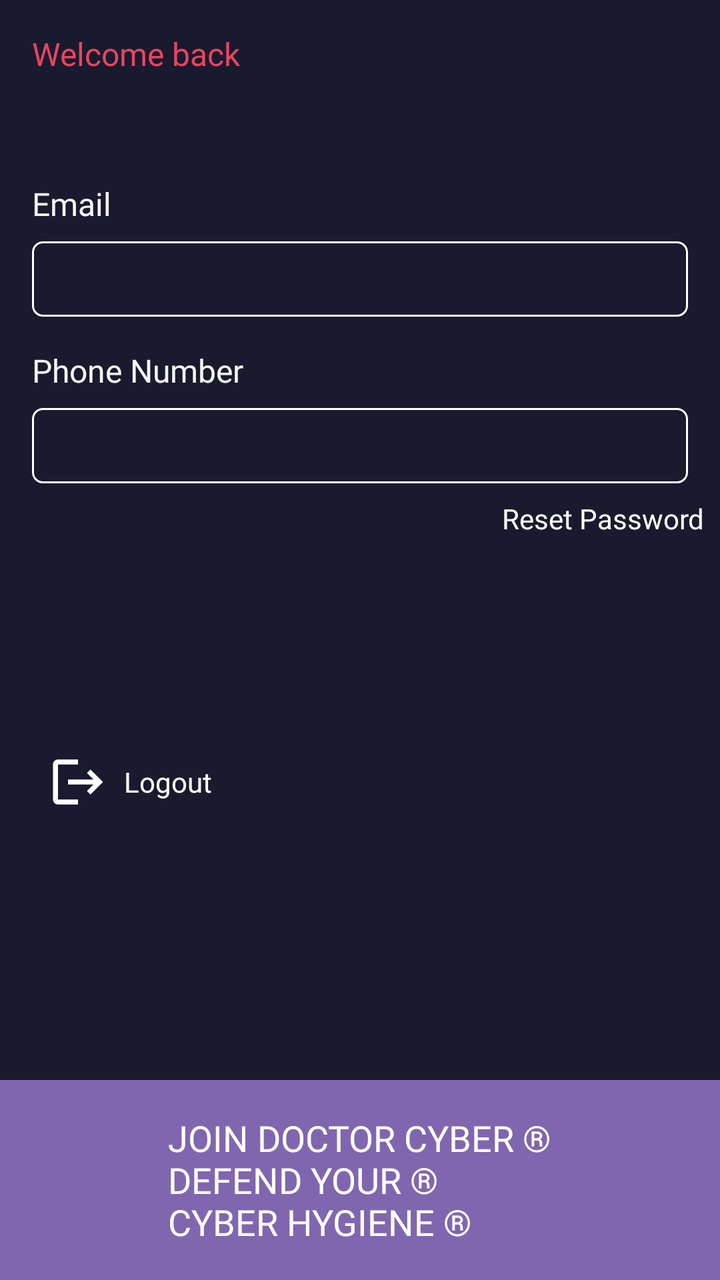
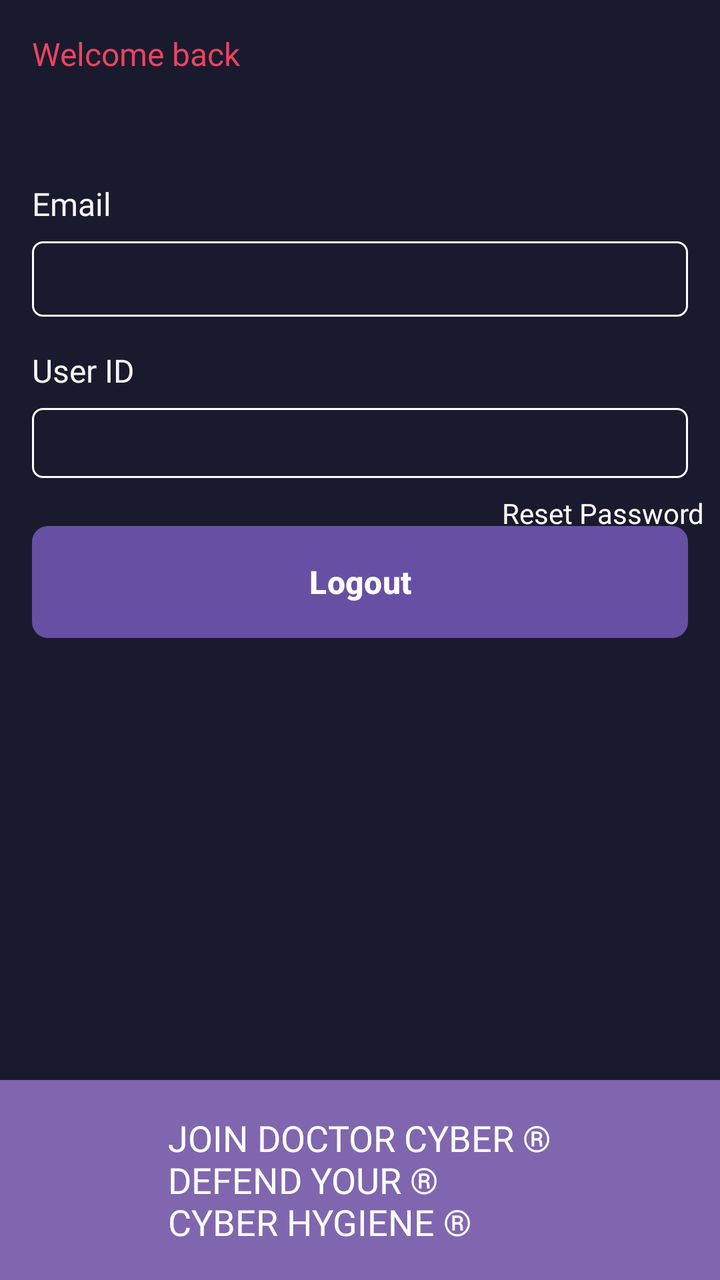

Before-and-after screenshots of an Android layout around one commit, followed by the original layout XML and the change that was made.
<!-- AndroidManifest.xml: application theme Theme.Simurgh -->
<!-- res/layout/fragment_profile.xml -->
<?xml version="1.0" encoding="utf-8"?>
<androidx.constraintlayout.widget.ConstraintLayout xmlns:android="http://schemas.android.com/apk/res/android"
    xmlns:app="http://schemas.android.com/apk/res-auto"
    xmlns:tools="http://schemas.android.com/tools"
    android:layout_width="match_parent"
    android:layout_height="match_parent"
    android:orientation="vertical"
    android:background="@color/doctor_cyber_primary"
    tools:context=".ProfileFragment">

    
    <LinearLayout
        android:id="@+id/linearLayout5"
        android:layout_width="match_parent"
        android:layout_height="wrap_content"
        android:orientation="vertical"
        app:layout_constraintEnd_toEndOf="parent"
        app:layout_constraintStart_toStartOf="parent"
        app:layout_constraintTop_toTopOf="parent">

        <TextView
            android:layout_width="wrap_content"
            android:layout_height="wrap_content"
            android:layout_marginStart="16dp"
            android:layout_marginTop="16dp"
            android:fontFamily="@font/poppins_bold"
            android:text="Welcome back "
            android:textColor="@color/doctor_cyber_highlight"
            android:textSize="16sp" />

        <TextView
            android:id="@+id/txtUserName"
            android:layout_width="wrap_content"
            android:layout_height="wrap_content"
            android:layout_marginStart="16dp"
            android:layout_marginTop="8dp"
            android:fontFamily="@font/poppins_bold"
            android:text=""
            android:textColor="@color/doctor_cyber_highlight"
            android:textSize="22sp" />

        <TextView
            android:layout_width="wrap_content"
            android:layout_height="wrap_content"
            android:layout_marginStart="16dp"
            android:layout_marginTop="16dp"
            android:fontFamily="@font/poppins_bold"
            android:text="Email"
            android:textColor="@color/doctor_cyber_light"
            android:textSize="16sp" />

        <TextView
            android:id="@+id/txtEmail"
            android:layout_width="match_parent"
            android:layout_height="wrap_content"
            android:layout_marginStart="16dp"
            android:layout_marginTop="8dp"

            android:layout_marginEnd="16dp"
            android:background="@drawable/edit_text_back"
            android:fontFamily="@font/poppins"
            android:padding="8dp"
            android:text=""
            android:textColor="@color/doctor_cyber_highlight"
            android:textSize="16sp" />

        <TextView
            android:layout_width="wrap_content"
            android:layout_height="wrap_content"
            android:layout_marginStart="16dp"
            android:layout_marginTop="16dp"
            android:fontFamily="@font/poppins_bold"
            android:text="Phone Number"
            android:textColor="@color/doctor_cyber_light"
            android:textSize="16sp" />

        <TextView
            android:id="@+id/txtPhoneNumber"
            android:layout_width="match_parent"
            android:layout_height="wrap_content"
            android:layout_marginStart="16dp"
            android:layout_marginTop="8dp"
            android:layout_marginEnd="16dp"
            android:background="@drawable/edit_text_back"
            android:fontFamily="@font/poppins"
            android:padding="8dp"
            android:text=""
            android:textColor="@color/doctor_cyber_highlight"
            android:textSize="16sp" />

    </LinearLayout>

    <LinearLayout
        android:layout_width="wrap_content"
        android:layout_height="wrap_content"
        android:layout_marginStart="16dp"
        android:id="@+id/btnLogout"
        android:padding="8dp"
        app:layout_constraintBottom_toTopOf="@+id/linearLayout4"
        app:layout_constraintStart_toStartOf="parent"
        app:layout_constraintTop_toBottomOf="@+id/linearLayout5">

        <ImageView
            android:layout_width="30dp"
            android:tint="@color/white"
            android:layout_height="30dp"
            android:src="@drawable/baseline_logout_24" />

<TextView
    android:layout_width="wrap_content"
    android:layout_height="wrap_content"
    android:text="Logout"
    android:textColor="@color/white"
    android:layout_gravity="center_vertical"
    android:fontFamily="@font/poppins_bold"
   android:layout_marginStart="8dp"/>

    </LinearLayout>

    <TextView
        android:id="@+id/btnForgotPassword"
        android:layout_width="match_parent"
        android:layout_height="wrap_content"
        android:textColor="@color/white"
        android:layout_margin="8dp"
        android:layout_marginTop="16dp"
        android:fontFamily="@font/poppins_bold"
        android:text="Reset Password"


        android:textAlignment="textEnd"
        app:layout_constraintTop_toBottomOf="@+id/linearLayout5"
        tools:layout_editor_absoluteX="8dp" />
    <LinearLayout
        android:id="@+id/linearLayout4"
        android:layout_width="match_parent"
        android:layout_height="100dp"
        android:layout_gravity="bottom"
        android:background="#8066AE"
        android:gravity="center"
        app:layout_constraintBottom_toBottomOf="parent"
        app:layout_constraintEnd_toEndOf="parent"
        app:layout_constraintStart_toStartOf="parent">

        <TextView
            android:layout_width="wrap_content"
            android:layout_height="wrap_content"
            android:fontFamily="@font/poppins_bold"
            android:text="JOIN DOCTOR CYBER ®\nDEFEND YOUR ®\nCYBER HYGIENE ®"
            android:textColor="@color/white"
            android:textSize="18sp" />




    </LinearLayout>
</androidx.constraintlayout.widget.ConstraintLayout>
<!-- resources referenced by this layout -->
<resources>
  <color name="doctor_cyber_highlight">#E94560</color>
  <color name="doctor_cyber_light">#F5F5F5</color>
  <color name="doctor_cyber_primary">#1A1A2E</color>
  <color name="white">#FFFFFF</color>
  <!-- drawable baseline_logout_24 (drawable) -->
  <vector xmlns:android="http://schemas.android.com/apk/res/android" android:autoMirrored="true" android:height="24dp" android:tint="#000000" android:viewportHeight="24" android:viewportWidth="24" android:width="24dp">
        
      <path android:fillColor="@android:color/white" android:pathData="M17,7l-1.41,1.41L18.17,11H8v2h10.17l-2.58,2.58L17,17l5,-5zM4,5h8V3H4c-1.1,0 -2,0.9 -2,2v14c0,1.1 0.9,2 2,2h8v-2H4V5z"/>
      
  </vector>
  <!-- drawable edit_text_back (drawable) -->
  <?xml version="1.0" encoding="utf-8"?>
  <selector xmlns:android="http://schemas.android.com/apk/res/android">
  
      <item >
          <shape android:shape="rectangle">
  
              <corners android:radius="5dp"/>
              <stroke android:color="@color/white"
                  android:width="1dp"/>
  
          </shape>
      </item>
  
  </selector>
  <style name="Theme.Simurgh" parent="Base.Theme.Simurgh" />
  <style name="Base.Theme.Simurgh" parent="Theme.Material3.DayNight.NoActionBar">
          
          
      </style>
</resources>

<!-- the commit's change to res/layout/fragment_profile.xml (unified diff, before → after) -->
@@ -70,12 +70,12 @@
             android:layout_marginStart="16dp"
             android:layout_marginTop="16dp"
             android:fontFamily="@font/poppins_bold"
-            android:text="Phone Number"
+            android:text="User ID"
             android:textColor="@color/doctor_cyber_light"
             android:textSize="16sp" />
 
         <TextView
-            android:id="@+id/txtPhoneNumber"
+            android:id="@+id/txtUserId"
             android:layout_width="match_parent"
             android:layout_height="wrap_content"
             android:layout_marginStart="16dp"
@@ -86,36 +86,25 @@
             android:padding="8dp"
             android:text=""
             android:textColor="@color/doctor_cyber_highlight"
-            android:textSize="16sp" />
+            android:textSize="14sp" />
 
     </LinearLayout>
 
-    <LinearLayout
-        android:layout_width="wrap_content"
-        android:layout_height="wrap_content"
+    <Button
+        android:id="@+id/btnLogout"
+        android:layout_width="match_parent"
+        android:layout_height="56dp"
         android:layout_marginStart="16dp"
-        android:id="@+id/btnLogout"
-        android:padding="8dp"
-        app:layout_constraintBottom_toTopOf="@+id/linearLayout4"
+        android:layout_marginEnd="16dp"
+        android:layout_marginTop="24dp"
+        android:text="Logout"
+        android:textSize="16sp"
+        android:textStyle="bold"
+        android:background="@drawable/button_filled"
+        android:textColor="@color/white"
+        app:layout_constraintTop_toBottomOf="@+id/linearLayout5"
         app:layout_constraintStart_toStartOf="parent"
-        app:layout_constraintTop_toBottomOf="@+id/linearLayout5">
-
-        <ImageView
-            android:layout_width="30dp"
-            android:tint="@color/white"
-            android:layout_height="30dp"
-            android:src="@drawable/baseline_logout_24" />
-
-<TextView
-    android:layout_width="wrap_content"
-    android:layout_height="wrap_content"
-    android:text="Logout"
-    android:textColor="@color/white"
-    android:layout_gravity="center_vertical"
-    android:fontFamily="@font/poppins_bold"
-   android:layout_marginStart="8dp"/>
-
-    </LinearLayout>
+        app:layout_constraintEnd_toEndOf="parent" />
 
     <TextView
         android:id="@+id/btnForgotPassword"
<!-- resource entries referenced after the edit -->
@@ -4,12 +4,20 @@
   <color name="doctor_cyber_light">#F5F5F5</color>
   <color name="doctor_cyber_primary">#1A1A2E</color>
   <color name="white">#FFFFFF</color>
-  <!-- drawable baseline_logout_24 (drawable) -->
-  <vector xmlns:android="http://schemas.android.com/apk/res/android" android:autoMirrored="true" android:height="24dp" android:tint="#000000" android:viewportHeight="24" android:viewportWidth="24" android:width="24dp">
-        
-      <path android:fillColor="@android:color/white" android:pathData="M17,7l-1.41,1.41L18.17,11H8v2h10.17l-2.58,2.58L17,17l5,-5zM4,5h8V3H4c-1.1,0 -2,0.9 -2,2v14c0,1.1 0.9,2 2,2h8v-2H4V5z"/>
-      
-  </vector>
+  <!-- drawable button_filled (drawable) -->
+  <?xml version="1.0" encoding="utf-8"?>
+  <selector xmlns:android="http://schemas.android.com/apk/res/android">
+  
+  
+      <item>
+          <shape android:shape="rectangle">
+  
+  
+              <solid android:color="@color/purple_700"/>
+              <corners android:radius="8dp"/>
+          </shape>
+      </item>
+  </selector>
   <!-- drawable edit_text_back (drawable) -->
   <?xml version="1.0" encoding="utf-8"?>
   <selector xmlns:android="http://schemas.android.com/apk/res/android">
@@ -26,6 +34,7 @@
   
   </selector>
   <style name="Theme.Simurgh" parent="Base.Theme.Simurgh" />
+  <color name="purple_700">#1A1A2E</color>
   <style name="Base.Theme.Simurgh" parent="Theme.Material3.DayNight.NoActionBar">
           
           
